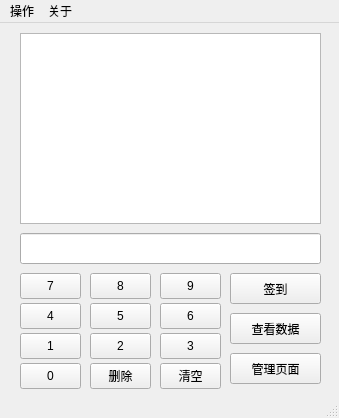
The window that mainwindow.ui (Hanatomizu/yet-another-sign-up) describes before a commit, drawn with Qt 5.
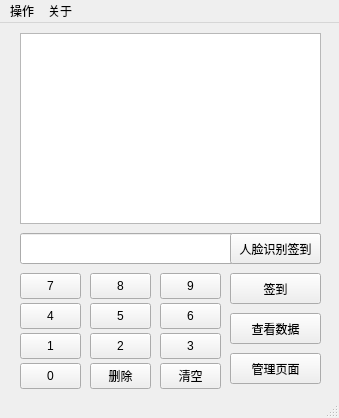
The same window after the commit. Icons and pictures are not drawn.

Commit message: feature: add face recognition

Diff of the .ui file:
```diff
--- a/mainwindow.ui
+++ b/mainwindow.ui
@@ -210,6 +210,19 @@
      <string>查看数据</string>
     </property>
    </widget>
+   <widget class="QPushButton" name="FaceRecognitionButton">
+    <property name="geometry">
+     <rect>
+      <x>230</x>
+      <y>210</y>
+      <width>91</width>
+      <height>31</height>
+     </rect>
+    </property>
+    <property name="text">
+     <string>人脸识别签到</string>
+    </property>
+   </widget>
    <widget class="QPushButton" name="pushButton_BackSpace">
     <property name="geometry">
      <rect>
```
The commit also changes 5 other files.
